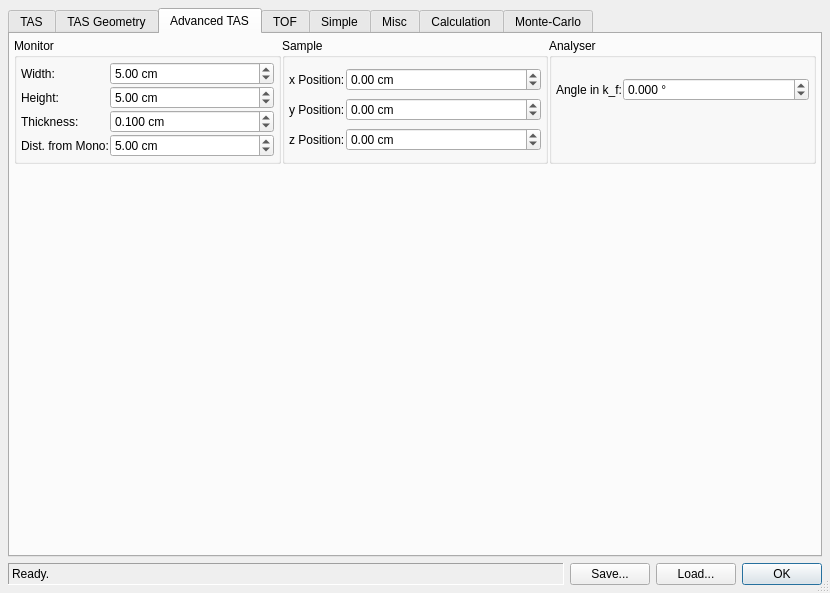
This is core/ui/reso.ui in ILLGrenoble/takin as Qt 5 draws it before an edit. The edited form follows.
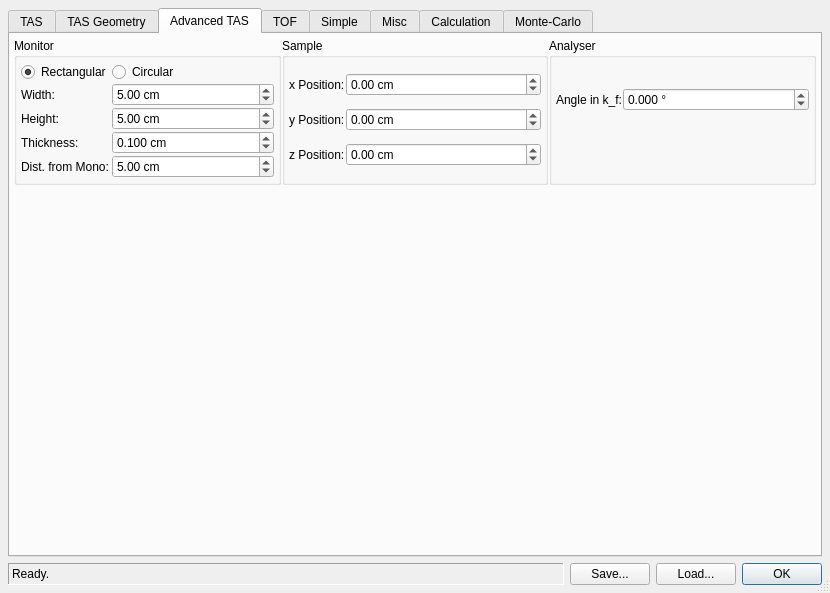
This is the edited form. The open tabs and pages were chosen to show the change.

Commit message: res: monitor shape

```diff
--- a/core/ui/reso.ui
+++ b/core/ui/reso.ui
@@ -2151,6 +2151,23 @@
           <property name="spacing">
            <number>1</number>
           </property>
+          <item row="0" column="0">
+           <widget class="QRadioButton" name="radioMonitorRect">
+            <property name="text">
+             <string>Rectangular</string>
+            </property>
+            <property name="checked">
+             <bool>true</bool>
+            </property>
+           </widget>
+          </item>
+          <item row="0" column="1">
+           <widget class="QRadioButton" name="radioMonitorCirc">
+            <property name="text">
+             <string>Circular</string>
+            </property>
+           </widget>
+          </item>
           <item row="1" column="0">
            <widget class="QLabel" name="label_39m">
             <property name="sizePolicy">
```
Left out of the diff: 2 changed lines with no effect on the pictures. The commit also changes 4 other files.
